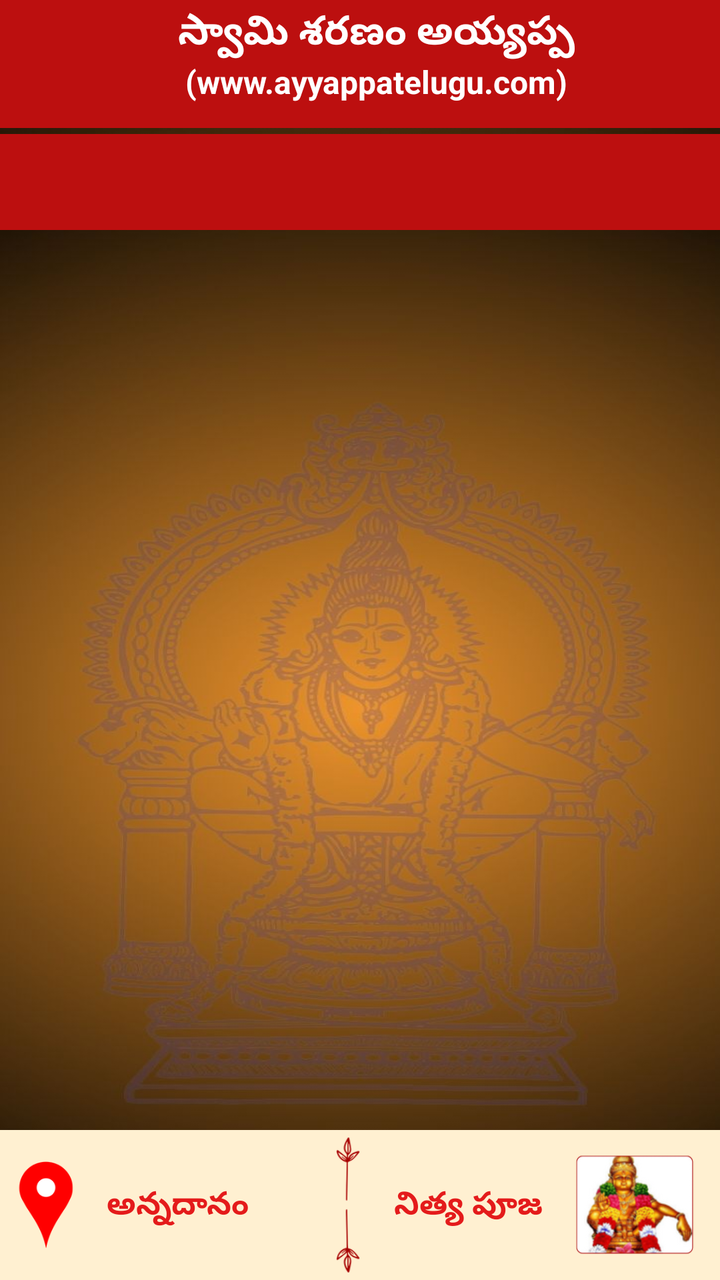
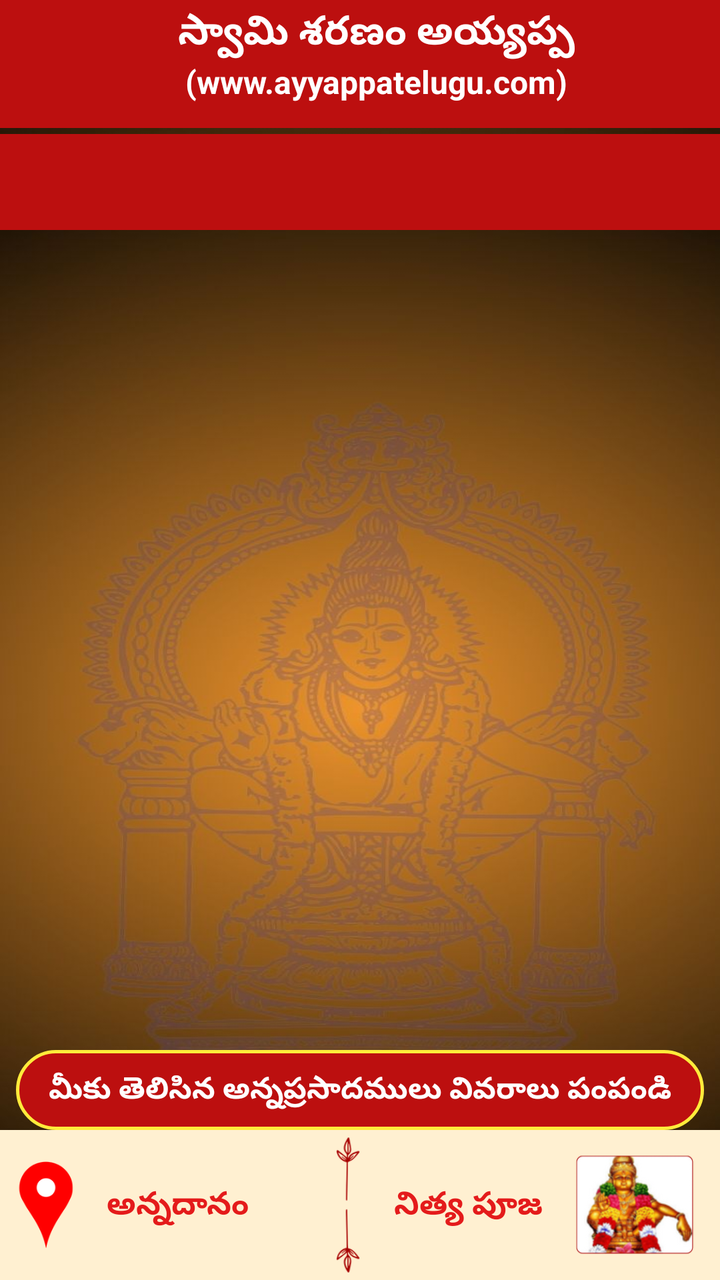

Screens rendered from an Android XML layout before and after an edit, with the pre-edit source and the edit as a unified diff.
<!-- AndroidManifest.xml: application theme Theme.AyyapaTelugu -->
<!-- res/layout/activity_anadanam.xml -->
<?xml version="1.0" encoding="utf-8"?>
<androidx.coordinatorlayout.widget.CoordinatorLayout xmlns:android="http://schemas.android.com/apk/res/android"
    xmlns:app="http://schemas.android.com/apk/res-auto"
    xmlns:tools="http://schemas.android.com/tools"
    android:layout_width="match_parent"
    android:layout_height="match_parent"
    android:background="@drawable/bg_logo"
    android:fitsSystemWindows="true"
    tools:context=".HomeActivity">
    <com.google.android.material.appbar.AppBarLayout
        android:layout_width="match_parent"
        android:layout_height="wrap_content"
        android:background="#BC0F0F">
        <androidx.appcompat.widget.Toolbar
            android:id="@+id/toolbar"
            android:layout_width="match_parent"
            android:layout_height="wrap_content"
            android:background="#BC0F0F"
            >
            <include
                layout="@layout/headr_toolbar"
                android:layout_width="match_parent"
                android:layout_height="match_parent"
                />
        </androidx.appcompat.widget.Toolbar>
    </com.google.android.material.appbar.AppBarLayout>



    <include
        layout="@layout/temples_list"
        android:layout_width="match_parent"
        android:layout_height="match_parent"
        android:layout_marginTop="67dp"/>


    <LinearLayout
        android:layout_width="match_parent"
        android:layout_height="75dp"
        android:orientation="horizontal"
        android:layout_gravity="bottom"
        android:background="#FFF0D1">

        <LinearLayout
            android:layout_width="match_parent"
            android:layout_height="wrap_content"
            android:orientation="horizontal"
            android:weightSum="5"
            android:gravity="center"
            android:layout_weight="1">


            <ImageView
                android:layout_width="0dp"
                android:layout_height="60dp"
                android:layout_weight="1"
                android:id="@+id/layout_image_anadanam"
                android:layout_marginLeft="-20dp"
                android:src="@drawable/location"/>
            <TextView
                android:layout_width="0dp"
                android:layout_height="wrap_content"
                android:text="అన్నదానం"
                android:layout_weight="1"
                android:textColor="#E41B1B"
                android:id="@+id/layout_txt_anadanam"
                android:gravity="center"
                android:layout_marginLeft="-20dp"
                android:textSize="16dp"
                android:textStyle="bold"/>

            <ImageView
                android:layout_width="0dp"
                android:layout_height="wrap_content"
                android:layout_weight="1"
                android:layout_marginLeft="-0dp"
                android:src="@drawable/bottomcenter"/>

            <TextView
                android:layout_width="0dp"
                android:layout_height="wrap_content"
                android:text="నిత్య పూజ"
                android:layout_weight="1"
                android:textColor="#E41B1B"
                android:textSize="16dp"
                android:id="@+id/txt_nitya_pooja"
                android:layout_marginRight="-18dp"
                android:layout_marginLeft="-20dp"
                android:textStyle="bold"/>

            <ImageView
                android:layout_width="0dp"
                android:layout_height="70dp"
                android:layout_weight="1"
                android:id="@+id/img_nitya_pooja"
                android:layout_marginTop="18dp"
                android:layout_marginBottom="18dp"
                android:layout_marginLeft="10dp"
                android:src="@drawable/nithyapooja"/>

        </LinearLayout>
    </LinearLayout>

</androidx.coordinatorlayout.widget.CoordinatorLayout>
<!-- res/layout/headr_toolbar.xml (included above) -->
<?xml version="1.0" encoding="utf-8"?>
<LinearLayout
    xmlns:android="http://schemas.android.com/apk/res/android"
    android:layout_width="match_parent"
    android:layout_height="match_parent"
    android:gravity="center"
    android:background="#BC0F0F"
    android:orientation="vertical">
    <TextView
        android:layout_width="match_parent"
        android:layout_height="wrap_content"
        android:text="స్వామి శరణం అయ్యప్ప"
        android:textColor="#fff"
        android:textSize="20dp"
        android:gravity="center"
        android:textStyle="bold"/>
    <TextView
        android:layout_width="match_parent"
        android:layout_height="wrap_content"
        android:text="(www.ayyappatelugu.com)"
        android:textColor="#fff"
        android:gravity="center"
        android:textSize="16dp"
        android:layout_marginBottom="10dp"
        android:textStyle="bold"/>

</LinearLayout>
<!-- res/layout/temples_list.xml (included above) -->
<?xml version="1.0" encoding="utf-8"?>
<LinearLayout xmlns:android="http://schemas.android.com/apk/res/android"
    xmlns:tools="http://schemas.android.com/tools"
    android:layout_width="match_parent"
    android:layout_height="match_parent"
    android:background="@drawable/bg_logo"
    android:orientation="vertical"
    xmlns:app="http://schemas.android.com/apk/res-auto">


    <LinearLayout
        android:layout_width="match_parent"
        android:layout_height="match_parent"
        android:orientation="vertical"
        android:background="@drawable/bg_logo"
        >

        <LinearLayout
            android:layout_width="match_parent"
            android:layout_height="wrap_content"
            android:weightSum="3"
            android:gravity="center"
            android:background="#BC0F0F"
            android:orientation="horizontal">
            <com.google.android.material.tabs.TabLayout
                android:layout_width="match_parent"
                android:layout_height="wrap_content"
                app:tabTextColor="@color/white"
                android:id="@+id/tabLayout"
                app:tabGravity="fill"
                app:tabMode="fixed"
                app:tabBackground="@drawable/tab_selected"
                app:layout_constraintTop_toTopOf="parent"
                app:layout_constraintStart_toStartOf="parent"
                app:layout_constraintEnd_toEndOf="parent"
                android:background="#BC0F0F">
            </com.google.android.material.tabs.TabLayout>
        </LinearLayout>
        <LinearLayout
            android:layout_width="match_parent"
            android:layout_height="wrap_content"
            android:orientation="vertical">
            <androidx.viewpager.widget.ViewPager
                android:id="@+id/viewPager"
                android:layout_width="match_parent"
                android:layout_height="match_parent"
                app:layout_constraintTop_toBottomOf="@id/tabLayout"
                app:layout_behavior="@string/appbar_scrolling_view_behavior"/>
        </LinearLayout>
    </LinearLayout>




</LinearLayout>
<!-- resources referenced by this layout -->
<resources>
  <color name="white">#FFFFFFFF</color>
  <!-- drawable bg_logo: jpeg bitmap (drawable, 66365 bytes) -->
  <!-- drawable bottomcenter: png bitmap (drawable, 6547 bytes) -->
  <!-- drawable location: png bitmap (drawable, 5669 bytes) -->
  <!-- drawable nithyapooja: png bitmap (drawable, 51567 bytes) -->
  <!-- drawable tab_selected (drawable) -->
  <?xml version="1.0" encoding="utf-8"?>
  <selector xmlns:android="http://schemas.android.com/apk/res/android">
      <item android:drawable="@drawable/txt_background" android:state_selected="true"/>
      <item android:drawable="@drawable/tab_unselected"/>
  </selector>
  <style name="Theme.AyyapaTelugu" parent="Base.Theme.AyyapaTelugu" />
  <!-- drawable txt_background (drawable) -->
  <?xml version="1.0" encoding="utf-8"?>
  <shape
      xmlns:android="http://schemas.android.com/apk/res/android"
      android:shape="rectangle" >
  
      <corners
          android:radius="0dp"/>
      <solid
          android:color="#27ae60"/>
  </shape>
  <!-- drawable tab_unselected (drawable) -->
  <?xml version="1.0" encoding="utf-8"?>
  <selector xmlns:android="http://schemas.android.com/apk/res/android">
  
  </selector>
  <style name="Base.Theme.AyyapaTelugu" parent="Theme.Material3.DayNight.NoActionBar">
          
          
          <item name="windowActionBar">false</item>
          <item name="android:windowNoTitle">true</item>
  
      </style>
</resources>

<!-- the commit's change to res/layout/activity_anadanam.xml (unified diff, before → after) -->
@@ -32,6 +32,24 @@
         android:layout_width="match_parent"
         android:layout_height="match_parent"
         android:layout_marginTop="67dp"/>
+
+    <TextView
+        android:id="@+id/txt_send_anaprasad_details"
+        android:layout_width="match_parent"
+        android:layout_height="40dp"
+        android:layout_gravity="bottom"
+        android:layout_marginBottom="75dp"
+        android:gravity="center"
+        android:text="మీకు తెలిసిన అన్నప్రసాదములు వివరాలు పంపండి"
+        android:background="@drawable/bg_send_guru_rect"
+        android:textColor="#FFFFFF"
+        android:textSize="15sp"
+        android:textStyle="bold"
+        android:clickable="true"
+        android:focusable="true"
+        android:layout_marginLeft="8dp"
+        android:layout_marginRight="8dp"
+        android:foreground="?attr/selectableItemBackground" />
 
 
     <LinearLayout
<!-- resource entries referenced after the edit -->
@@ -2,6 +2,16 @@
 <resources>
   <color name="white">#FFFFFFFF</color>
   <!-- drawable bg_logo: jpeg bitmap (drawable, 66365 bytes) -->
+  <!-- drawable bg_send_guru_rect (drawable) -->
+  <?xml version="1.0" encoding="utf-8"?>
+  <shape xmlns:android="http://schemas.android.com/apk/res/android"
+      android:shape="rectangle">
+      <solid android:color="#BC0F0F" />
+      <corners android:radius="100dp" />
+      <stroke
+          android:width="1.5dp"
+          android:color="#FFEB3B" />
+  </shape>
   <!-- drawable bottomcenter: png bitmap (drawable, 6547 bytes) -->
   <!-- drawable location: png bitmap (drawable, 5669 bytes) -->
   <!-- drawable nithyapooja: png bitmap (drawable, 51567 bytes) -->
